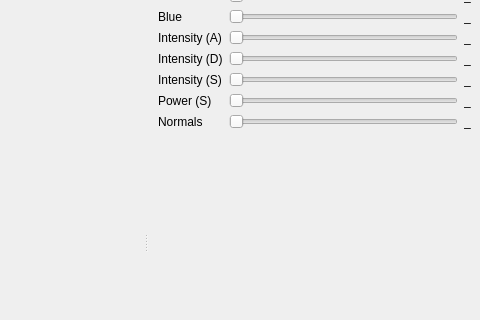
Old version of the form ui/MainWindow.ui in the repository t-paul/3dview; both pictures show x 570 to 1050 and y 117 to 437 of the 1050 by 703 pixel window.
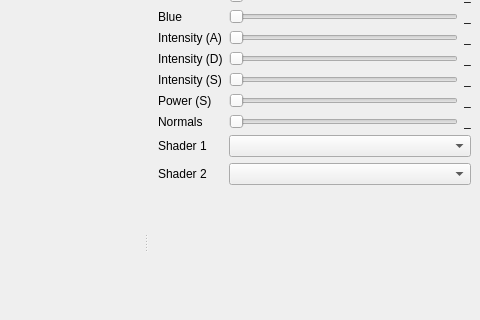
New version of the form. Custom widgets are drawn as their Qt base class.

Commit message: Make shaders switchable in GUI.

The edit to the form file:
```diff
--- a/ui/MainWindow.ui
+++ b/ui/MainWindow.ui
@@ -74,7 +74,7 @@
        </property>
       </widget>
      </item>
-     <item row="10" column="1">
+     <item row="12" column="1">
       <spacer name="verticalSpacer">
        <property name="orientation">
         <enum>Qt::Vertical</enum>
@@ -137,7 +137,7 @@
        </property>
       </widget>
      </item>
-     <item row="9" column="0" colspan="2">
+     <item row="11" column="0" colspan="2">
       <spacer name="horizontalSpacer">
        <property name="orientation">
         <enum>Qt::Horizontal</enum>
@@ -296,7 +296,7 @@
        </property>
       </widget>
      </item>
-     <item row="11" column="0" colspan="3">
+     <item row="13" column="0" colspan="3">
       <widget class="QPushButton" name="pushButtonAutoRotate">
        <property name="sizePolicy">
         <sizepolicy hsizetype="Expanding" vsizetype="Fixed">
@@ -342,6 +342,26 @@
        </property>
       </widget>
      </item>
+     <item row="9" column="1" colspan="2">
+      <widget class="QComboBox" name="comboBoxShader1"/>
+     </item>
+     <item row="10" column="1" colspan="2">
+      <widget class="QComboBox" name="comboBoxShader2"/>
+     </item>
+     <item row="9" column="0">
+      <widget class="QLabel" name="labelShader1">
+       <property name="text">
+        <string>Shader 1</string>
+       </property>
+      </widget>
+     </item>
+     <item row="10" column="0">
+      <widget class="QLabel" name="labelShader2">
+       <property name="text">
+        <string>Shader 2</string>
+       </property>
+      </widget>
+     </item>
     </layout>
    </widget>
   </widget>
```
The commit also changes 11 other files.
